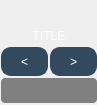
This is Console/consoleApp/Frontend/Widgets/levelgauge.ui in laszlo-avotra-tips/consoleApp as Qt 5 draws it before an edit. The edited form follows.
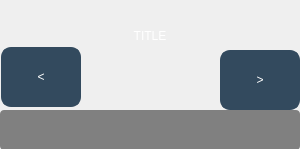
This is the edited form.

Patch:
```diff
--- a/Console/consoleApp/Frontend/Widgets/levelgauge.ui
+++ b/Console/consoleApp/Frontend/Widgets/levelgauge.ui
@@ -6,8 +6,8 @@
    <rect>
     <x>0</x>
     <y>0</y>
-    <width>97</width>
-    <height>105</height>
+    <width>300</width>
+    <height>149</height>
    </rect>
   </property>
   <property name="windowTitle">
@@ -110,10 +110,10 @@
    </property>
    <property name="geometry">
     <rect>
-     <x>1</x>
-     <y>78</y>
-     <width>96</width>
-     <height>25</height>
+     <x>0</x>
+     <y>110</y>
+     <width>300</width>
+     <height>40</height>
     </rect>
    </property>
    <property name="sizePolicy">
@@ -122,10 +122,16 @@
      <verstretch>0</verstretch>
     </sizepolicy>
    </property>
+   <property name="minimumSize">
+    <size>
+     <width>0</width>
+     <height>40</height>
+    </size>
+   </property>
    <property name="maximumSize">
     <size>
-     <width>200</width>
-     <height>16777215</height>
+     <width>300</width>
+     <height>40</height>
     </size>
    </property>
    <property name="styleSheet">
@@ -149,16 +155,28 @@
     <rect>
      <x>0</x>
      <y>2</y>
-     <width>98</width>
+     <width>300</width>
      <height>41</height>
     </rect>
    </property>
    <property name="sizePolicy">
-    <sizepolicy hsizetype="MinimumExpanding" vsizetype="Preferred">
+    <sizepolicy hsizetype="Fixed" vsizetype="Preferred">
      <horstretch>0</horstretch>
      <verstretch>0</verstretch>
     </sizepolicy>
    </property>
+   <property name="minimumSize">
+    <size>
+     <width>300</width>
+     <height>0</height>
+    </size>
+   </property>
+   <property name="maximumSize">
+    <size>
+     <width>300</width>
+     <height>16777215</height>
+    </size>
+   </property>
    <property name="styleSheet">
     <string notr="true">QLabel { color : white; }</string>
    </property>
@@ -175,10 +193,10 @@
   <widget class="QPushButton" name="rightButton">
    <property name="geometry">
     <rect>
-     <x>50</x>
-     <y>47</y>
-     <width>47</width>
-     <height>29</height>
+     <x>220</x>
+     <y>50</y>
+     <width>80</width>
+     <height>60</height>
     </rect>
    </property>
    <property name="sizePolicy">
@@ -213,8 +231,8 @@
     <rect>
      <x>1</x>
      <y>47</y>
-     <width>47</width>
-     <height>29</height>
+     <width>80</width>
+     <height>60</height>
     </rect>
    </property>
    <property name="sizePolicy">
```
Left out of the diff: 6 changed lines with no effect on the pictures.
